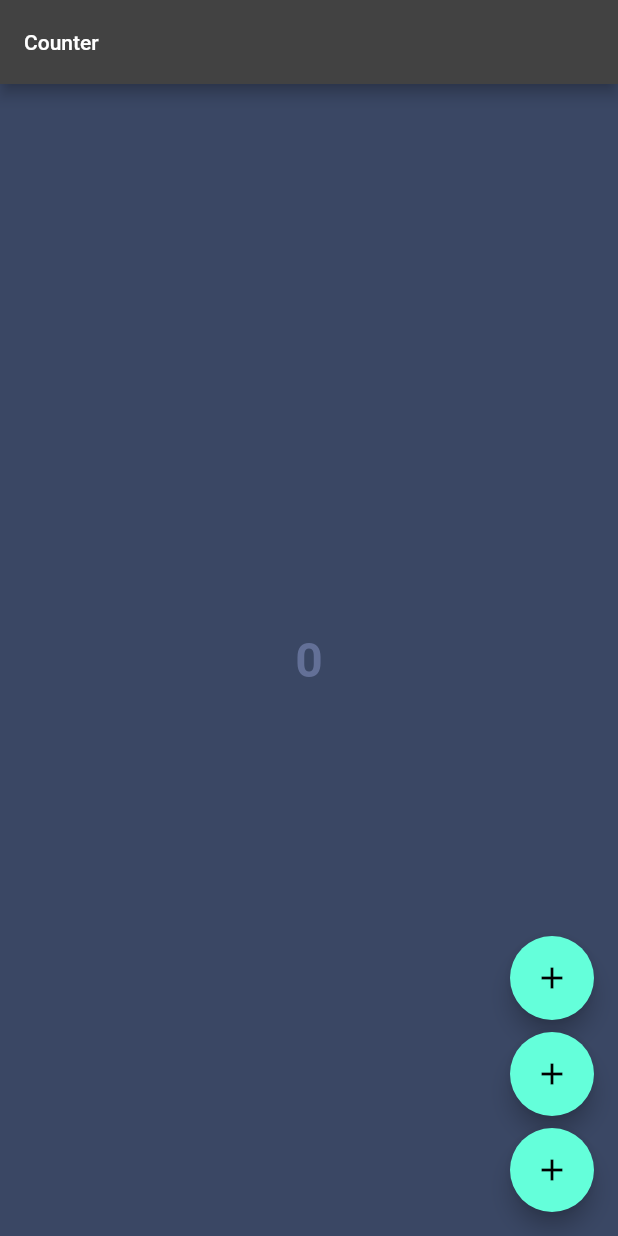
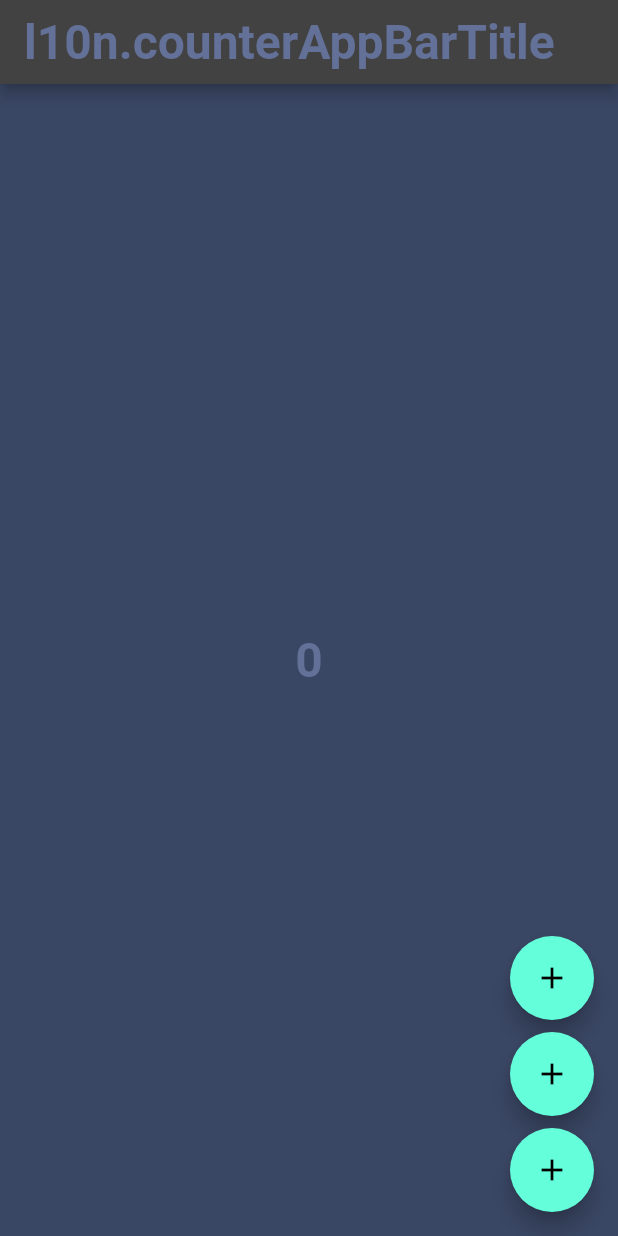
Before and after one commit to mulieriq/Simple-Calculator, a Flutter app: the screen it shows after launch, on a phone screen of 412 x 824 dp. Run offline on Flutter 3.47's test engine with Material 2 defaults, Android fonts, the phone set to English and light mode, and no system bars; our stand-ins replace bloc, flutter_bloc, freezed_annotation, google_fonts, hydrated_bloc.

Commit message:
refactor(boya): :art: removed un used structure directories <> Clean up

```diff
--- a/calculator_app/l10n.yaml
+++ /dev/null
@@ -1,4 +0,0 @@
-arb-dir: lib/core/platform/l10n/arb
-template-arb-file: app_en.arb
-output-localization-file: app_localizations.dart
-nullable-getter: false
--- a/calculator_app/lib/app/view/app.dart
+++ b/calculator_app/lib/app/view/app.dart
@@ -1,4 +1,3 @@
-import 'package:calculator_app/core/platform/l10n/l10n.dart';
 import 'package:calculator_app/core/presentation/state/theme_cubit/preferred_theme_cubit.dart';
 import 'package:calculator_app/core/presentation/theme/themes.dart';
 import 'package:calculator_app/features/counter/counter.dart';
@@ -22,8 +21,6 @@ class App extends StatelessWidget {
       child: BlocBuilder<PreferredThemeCubit, PreferredThemeCubitState>(
         builder: (context, state) => MaterialApp(
           theme: Themes.themeData[state.theme],
-          localizationsDelegates: AppLocalizations.localizationsDelegates,
-          supportedLocales: AppLocalizations.supportedLocales,
           home: const CounterPage(),
         ),
       ),
--- a/calculator_app/lib/core/core.dart
+++ b/calculator_app/lib/core/core.dart
@@ -1,4 +1,3 @@
-export './data/data.dart';
 export './domain/domain.dart';
 export './platform/platform.dart';
 export './presentation/presentation.dart';
--- a/calculator_app/lib/core/data/data.dart
+++ /dev/null
@@ -1,2 +0,0 @@
-export './models/models.dart';
-export './network_datasource/network_datasource.dart';
--- a/calculator_app/lib/core/domain/domain.dart
+++ b/calculator_app/lib/core/domain/domain.dart
@@ -1,2 +1 @@
 export './di/dependency_injection.dart';
-export './usecase/usecase.dart';
--- a/calculator_app/lib/core/platform/l10n/arb/app_en.arb
+++ /dev/null
@@ -1,7 +0,0 @@
-{
-    "@@locale": "en",
-    "counterAppBarTitle": "Counter",
-    "@counterAppBarTitle": {
-        "description": "Text shown in the AppBar of the Counter Page"
-    }
-}
--- a/calculator_app/lib/core/platform/platform.dart
+++ b/calculator_app/lib/core/platform/platform.dart
@@ -1,2 +1,2 @@
-export './l10n/l10n.dart';
+
 export './utils/utils.dart';
--- a/calculator_app/lib/core/presentation/theme/themes.dart
+++ b/calculator_app/lib/core/presentation/theme/themes.dart
@@ -5,7 +5,7 @@ import 'package:google_fonts/google_fonts.dart';
 enum PreferredTheme { desaturatedBlueTheme, lightGrayTheme, darkVioletTheme }
 
 class Themes {
-    static Map<PreferredTheme, ThemeData> themeData = {
+  static Map<PreferredTheme, ThemeData> themeData = {
     PreferredTheme.desaturatedBlueTheme: desaturatedBlueTheme(),
     PreferredTheme.lightGrayTheme: lightGrayTheme(),
     PreferredTheme.darkVioletTheme: darkVioletTheme()
--- a/calculator_app/lib/features/counter/view/counter_page.dart
+++ b/calculator_app/lib/features/counter/view/counter_page.dart
@@ -17,13 +17,12 @@ class CounterView extends StatelessWidget {
 
   @override
   Widget build(BuildContext context) {
-    final l10n = context.l10n;
     return Scaffold(
       backgroundColor: Theme.of(context).primaryColor,
       appBar: AppBar(
         title: Text(
-          l10n.counterAppBarTitle,
-          style: Theme.of(context).textTheme.bodyLarge,
+          'l10n.counterAppBarTitle',
+          style: Theme.of(context).textTheme.displayLarge,
         ),
       ),
       body: const Center(child: CounterText()),
```
Also changed, not shown: calculator_app/lib/core/platform/l10n/arb/app_es.arb (deleted, +0 -7 lines), calculator_app/lib/core/platform/l10n/l10n.dart (deleted, +0 -8 lines), calculator_app/lib/core/data/network_datasource/network_datasource.dart (deleted), calculator_app/lib/core/domain/usecase/usecase.dart (deleted), calculator_app/lib/features/calculator/domain/calculator_module_injector.dart (added), 2 other files.
